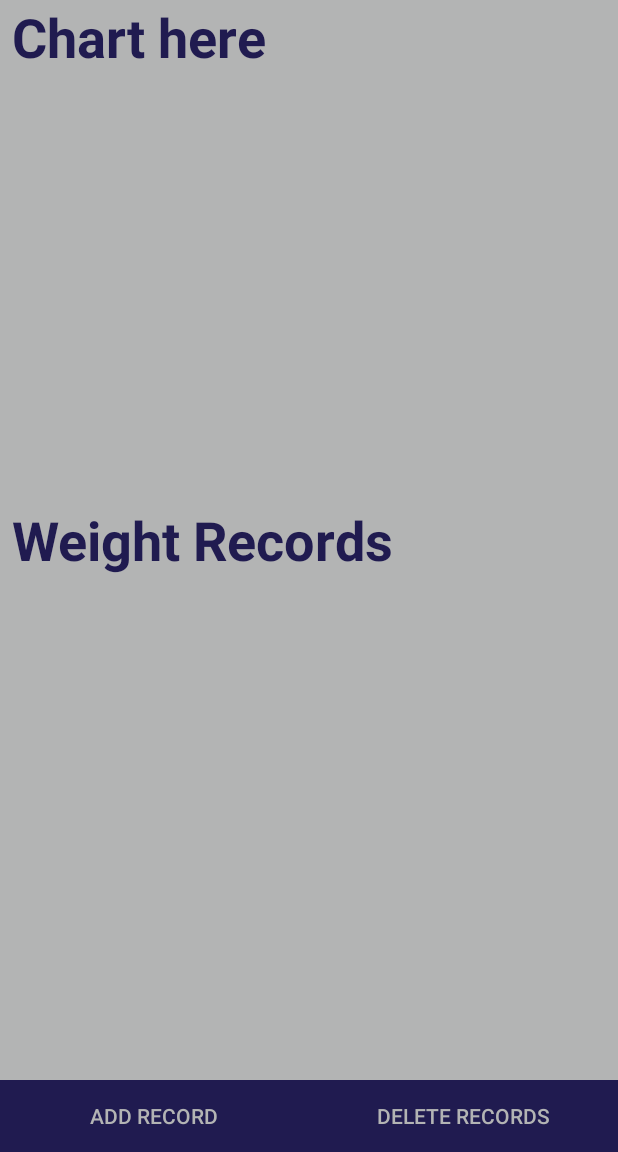
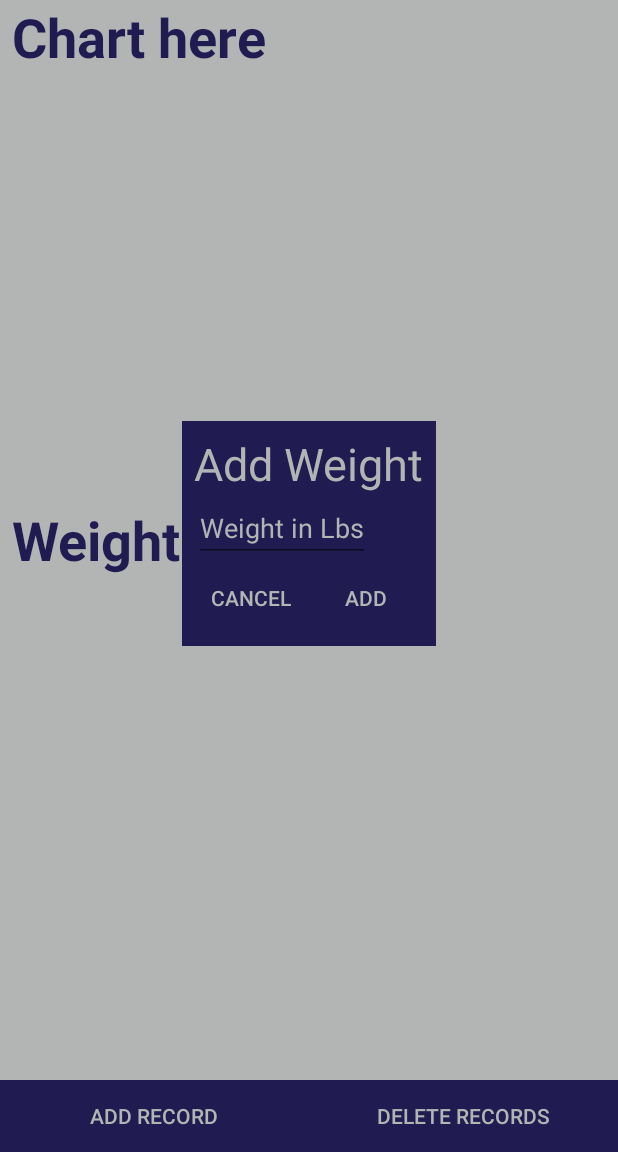
Before and after one commit to jtennies10/CalisthenicStrengthSystem, an Android app: the WeightTrackerActivity screen opened directly, with no data from a screen before it, after a tap on "ADD RECORD", on a phone screen of 412 x 824 dp, the part 84-1236 px from its top. Run offline under Robolectric (Android 15) with nearby library versions, the phone set to English and light mode, and no system bars; our stand-ins replace Room's generated code; libraries missing offline, so code that uses them is left out: android.arch.persistence.

Commit message:
Functional add and delete capabilities for user weights

```diff
--- a/app/src/main/java/tenniescorp/fitness/calisthenicstrengthsystem/UserWeightDao.java
+++ b/app/src/main/java/tenniescorp/fitness/calisthenicstrengthsystem/UserWeightDao.java
@@ -2,6 +2,7 @@ package tenniescorp.fitness.calisthenicstrengthsystem;
 
 import android.arch.lifecycle.LiveData;
 import android.arch.persistence.room.Dao;
+import android.arch.persistence.room.Insert;
 import android.arch.persistence.room.Query;
 
 import java.util.List;
@@ -18,4 +19,7 @@ public interface UserWeightDao {
 
     @Query("DELETE FROM user_weight_table WHERE userId=:userId")
     void deleteCurrentUserWeights(long userId);
+
+    @Insert
+    long insert(UserWeight userWeight);
 }
--- a/app/src/main/java/tenniescorp/fitness/calisthenicstrengthsystem/UserWeightListAdapter.java
+++ b/app/src/main/java/tenniescorp/fitness/calisthenicstrengthsystem/UserWeightListAdapter.java
@@ -48,10 +48,10 @@ public class UserWeightListAdapter extends RecyclerView.Adapter<UserWeightListAd
         }
     }
 
-//    void setUserWeights(List<UserWeight> userWeights){
-//        userWeightList = userWeights;
-//        notifyDataSetChanged();
-//    }
+    void setUserWeights(List<UserWeight> userWeights){
+        userWeightList = userWeights;
+        notifyDataSetChanged();
+    }
 
     // getItemCount() is called many times, and when it is first called,
     // mWords has not been updated (means initially, it's null, and we can't return null).
--- a/app/src/main/java/tenniescorp/fitness/calisthenicstrengthsystem/WeightTrackerActivity.java
+++ b/app/src/main/java/tenniescorp/fitness/calisthenicstrengthsystem/WeightTrackerActivity.java
@@ -1,13 +1,28 @@
 package tenniescorp.fitness.calisthenicstrengthsystem;
 
+import android.arch.lifecycle.ViewModelProviders;
 import android.content.SharedPreferences;
 import android.support.v7.app.AppCompatActivity;
 import android.os.Bundle;
+import android.support.v7.widget.LinearLayoutManager;
+import android.support.v7.widget.RecyclerView;
 import android.support.v7.widget.Toolbar;
 import android.view.View;
+import android.widget.EditText;
 import android.widget.LinearLayout;
+import android.widget.Toast;
+
+import java.time.Instant;
+import java.util.ArrayList;
+import java.util.Calendar;
+import java.util.Collection;
+import java.util.Date;
+import java.util.List;
 
 public class WeightTrackerActivity extends AppCompatActivity {
+    private List<UserWeight> userWeights;
+    private long userId;
+    private RecyclerView recyclerView;
 
     @Override
     protected void onCreate(Bundle savedInstanceState) {
@@ -17,10 +32,29 @@ public class WeightTrackerActivity extends AppCompatActivity {
         Toolbar toolbar = findViewById(R.id.weight_tracker_toolbar);
         setSupportActionBar(toolbar);
         getSupportActionBar().setDisplayShowTitleEnabled(false);
+
+        SharedPreferences preferences = getApplicationContext().getSharedPreferences("UserPreferences", 0);
+        userId = preferences.getLong("userId", -1);
+
+        CSSRoomDatabase db = CSSRoomDatabase.getDatabase(getApplicationContext());
+        userWeights = db.userWeightDao().getCurrentUserWeights(userId);
+
+        recyclerView = findViewById(R.id.recyclerview);
+
+        final UserWeightListAdapter adapter = new UserWeightListAdapter(this);
+        adapter.setUserWeights(userWeights);
+        recyclerView.setAdapter(adapter);
+        recyclerView.setLayoutManager(new LinearLayoutManager(this));
+
+
+//        exerciseViewModel = ViewModelProviders.of(this).get(ExerciseViewModel.class);
+//
+//        exerciseViewModel.getAllExercises().observe(this, exercises -> adapter.setExercises(exercises));
     }
 
-    public void addNewWeightRecord(View view) {
-        //TODO:start activity to get new weight record data
+    public void promptAddWeightRecord(View view) {
+        LinearLayout addRecordPrompt = findViewById(R.id.prompt_add_weight_record);
+        addRecordPrompt.setVisibility(View.VISIBLE);
     }
 
     public void promptDeleteWeightRecords(View view) {
@@ -34,11 +68,53 @@ public class WeightTrackerActivity extends AppCompatActivity {
     }
 
     public void deleteWeightRecords(View view) {
-        //TODO:ensure this works properly
-        SharedPreferences preferences = getApplicationContext().getSharedPreferences("UserPreferences", 0);
-        long userId = preferences.getLong("userId", -1);
+        CSSRoomDatabase db = CSSRoomDatabase.getDatabase(getApplicationContext());
+        db.userWeightDao().deleteCurrentUserWeights(userId);
+
+        userWeights = new ArrayList<>();
+
+        final UserWeightListAdapter adapter = new UserWeightListAdapter(getApplicationContext());
+        adapter.setUserWeights(userWeights);
+        recyclerView.setAdapter(adapter);
+
+        LinearLayout addRecordPrompt = findViewById(R.id.delete_warning);
+        addRecordPrompt.setVisibility(View.GONE);
+    }
+
+    public void cancelAddWeightRecord(View view) {
+        LinearLayout addRecordPrompt = findViewById(R.id.prompt_add_weight_record);
+        addRecordPrompt.setVisibility(View.GONE);
+
+    }
+
+    public void addWeightRecord(View view) {
+        EditText weightView = findViewById(R.id.new_user_weight);
+        if(weightView.getText().toString().equals("")) {
+            Toast.makeText(getApplicationContext(), "Weight required", Toast.LENGTH_SHORT).show();
+            return;
+        }
+        int weightInPounds = Integer.parseInt(weightView.getText().toString());
+
+        UserWeight newUserWeight = new UserWeight(userId, weightInPounds, getDateAsString());
 
         CSSRoomDatabase db = CSSRoomDatabase.getDatabase(getApplicationContext());
-        db.userWeightDao().deleteCurrentUserWeights(userId);
+        db.userWeightDao().insert(newUserWeight);
+        userWeights.add(newUserWeight);
+
+        final UserWeightListAdapter adapter = new UserWeightListAdapter(getApplicationContext());
+        adapter.setUserWeights(userWeights);
+        recyclerView.setAdapter(adapter);
+
+        Toast.makeText(getApplicationContext(), "Record added", Toast.LENGTH_SHORT).show();
+
+        LinearLayout addRecordPrompt = findViewById(R.id.prompt_add_weight_record);
+        addRecordPrompt.setVisibility(View.GONE);
+    }
+
+    private String getDateAsString() {
+        Date date = new Date();
+        String dateAsString = date.toString();
+        //dateAsString += date.getDate();
+        return dateAsString;
     }
 }
--- a/app/src/main/res/layout/activity_weight_tracker.xml
+++ b/app/src/main/res/layout/activity_weight_tracker.xml
@@ -71,7 +71,7 @@
                 android:layout_weight="1"
                 style="@style/button_style"
                 android:text="@string/add_record"
-                android:onClick="addNewWeightRecord"/>
+                android:onClick="promptAddWeightRecord"/>
 
             <Button
                 android:id="@+id/weight_tracker_delete_records_button"
@@ -111,7 +111,7 @@
             android:layout_height="wrap_content">
 
             <Button
-                android:id="@+id/routine_delete_cancel_button"
+                android:id="@+id/user_weight_delete_cancel_button"
                 android:layout_width="0dp"
                 android:layout_height="wrap_content"
                 android:layout_weight="1"
@@ -120,7 +120,7 @@
                 android:onClick="cancelDeleteWeightRecords"/>
 
             <Button
-                android:id="@+id/routine_delete_confirmed_button"
+                android:id="@+id/user_weight_delete_confirmed_button"
                 android:layout_width="0dp"
                 android:layout_height="wrap_content"
                 android:layout_weight="1"
@@ -133,4 +133,57 @@
 
     </LinearLayout>
 
+    <LinearLayout
+        android:id="@+id/prompt_add_weight_record"
+        android:layout_width="wrap_content"
+        android:layout_height="wrap_content"
+        android:layout_centerInParent="true"
+        android:background="@color/colorPrimary"
+        android:padding="8dp"
+        android:orientation="vertical"
+        android:visibility="gone">
+
+        <TextView
+            android:layout_width="wrap_content"
+            android:layout_height="wrap_content"
+            android:text="@string/add_weight"
+            android:textColor="@color/colorPrimaryDark"
+            android:textSize="30sp"/>
+
+        <EditText
+            android:id="@+id/new_user_weight"
+            android:layout_width="wrap_content"
+            android:layout_height="wrap_content"
+            android:hint="@string/weight_in_lbs"
+            android:inputType="number"
+            android:textColorHint="@color/colorPrimaryDark"
+            android:textColor="@color/colorPrimaryDark"/>
+
+        <LinearLayout
+            android:layout_width="match_parent"
+            android:layout_height="wrap_content">
+
+            <Button
+                android:id="@+id/user_weight_add_cancel_button"
+                android:layout_width="0dp"
+                android:layout_height="wrap_content"
+                android:layout_weight="1"
+                style="@style/button_style"
+                android:text="@string/cancel"
+                android:onClick="cancelAddWeightRecord"/>
+
+            <Button
+                android:id="@+id/user_weight_add_confirmed_button"
+                android:layout_width="0dp"
+                android:layout_height="wrap_content"
+                android:layout_weight="1"
+                style="@style/button_style"
+                android:text="@string/add"
+                android:onClick="addWeightRecord"/>
+
+
+        </LinearLayout>
+
+    </LinearLayout>
+
 </RelativeLayout>
--- a/app/src/main/res/values/strings.xml
+++ b/app/src/main/res/values/strings.xml
@@ -52,6 +52,9 @@
     <string name="add_record">Add Record</string>
     <string name="delete_records">Delete Records</string>
     <string name="weight_records">Weight Records</string>
+    <string name="add_weight">Add Weight</string>
+    <string name="weight_in_lbs">Weight in Lbs</string>
+    <string name="add">Add</string>
 
     <string-array name="exercise_array">
         <item>Pull Up – The traditional pull up! Grab an overhanging bar or structure palms with your palms facing away from you and pull yourself up to the bar using your back muscles. Control the movement on the way down.</item>
```
Also changed, not shown: app/src/main/java/tenniescorp/fitness/calisthenicstrengthsystem/CSSRoomDatabase.java (+5 -17 lines).
